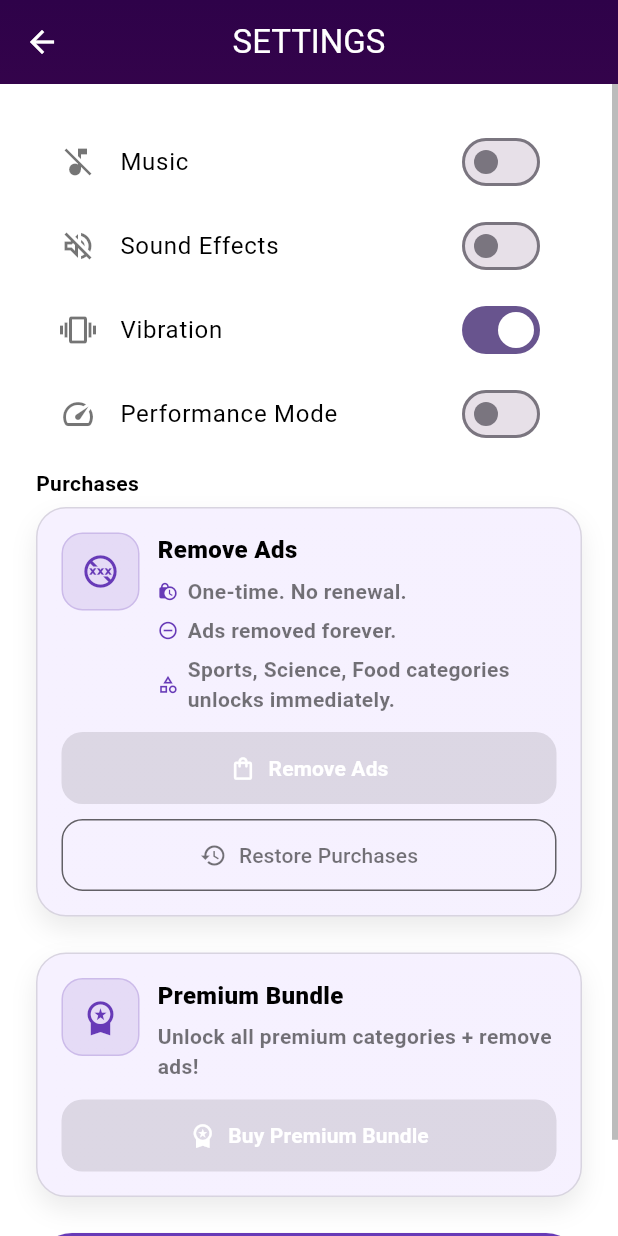
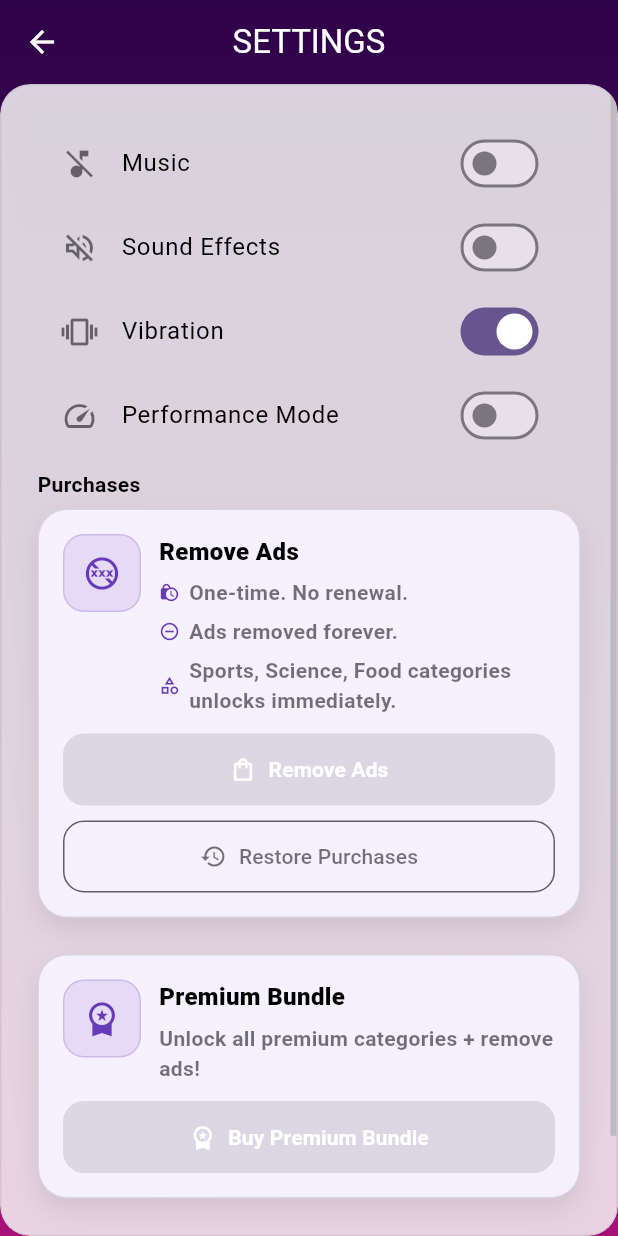
Before and after one commit to dogukan0055/taboo, a Flutter app: the SettingsScreen screen opened directly, on a phone screen of 412 x 824 dp. Run offline on Flutter 3.47's test engine with Material 3 defaults, Android fonts, the phone set to English and light mode, and no system bars; our stand-ins replace audioplayers, google_mobile_ads, in_app_purchase, lottie, share_plus, shared_preferences; missing offline and left inert: games_services; accounts and stored records are empty; project files that could hold a hidden picture were left out.

Commit message:
last touches

```diff
--- a/onu_soyleyemiyoruz/lib/sections/settings_sheet.dart
+++ b/onu_soyleyemiyoruz/lib/sections/settings_sheet.dart
@@ -61,7 +61,6 @@ class _SettingsScreenState extends State<SettingsScreen> {
       });
     }
 
-    final Color panelColor = isDark ? const Color(0xFF1D1A22) : Colors.white;
     final Color textColor = isDark ? Colors.white : Colors.black;
     final Color iconColor = isDark ? Colors.white70 : Colors.black54;
     final Color adsCardColor = isDark
@@ -95,14 +94,36 @@ class _SettingsScreenState extends State<SettingsScreen> {
         ),
       ),
       body: GameBackground(
-        child: Container(
-          color: panelColor,
         child: LayoutBuilder(
           builder: (context, constraints) {
-              final horizontalPadding = constraints.maxWidth < 380
-                  ? 16.0
-                  : 24.0;
-              return Scrollbar(
+            final horizontalPadding = constraints.maxWidth < 380 ? 16.0 : 24.0;
+            final Color surfaceColor = isDark
+                ? Colors.black.withValues(alpha: 0.32)
+                : Colors.white.withValues(alpha: 0.82);
+            final BorderRadius surfaceRadius = BorderRadius.circular(20);
+            return Center(
+              child: ConstrainedBox(
+                constraints: const BoxConstraints(maxWidth: 720),
+                child: ClipRRect(
+                  borderRadius: surfaceRadius,
+                  child: Container(
+                    decoration: BoxDecoration(
+                      color: surfaceColor,
+                      borderRadius: surfaceRadius,
+                      border: Border.all(
+                        color: isDark
+                            ? Colors.white24
+                            : Colors.black.withValues(alpha: 0.08),
+                      ),
+                      boxShadow: [
+                        BoxShadow(
+                          color: Colors.black.withValues(alpha: 0.25),
+                          blurRadius: 12,
+                          offset: const Offset(0, 8),
+                        ),
+                      ],
+                    ),
+                    child: Scrollbar(
                       controller: _scrollController,
                       thumbVisibility: true,
                       child: ListView(
@@ -111,7 +132,8 @@ class _SettingsScreenState extends State<SettingsScreen> {
                           horizontalPadding,
                           horizontalPadding,
                           horizontalPadding,
-                    horizontalPadding + MediaQuery.of(context).padding.bottom,
+                          horizontalPadding +
+                              MediaQuery.of(context).padding.bottom,
                         ),
                         children: [
                   SwitchListTile(
@@ -271,9 +293,7 @@ class _SettingsScreenState extends State<SettingsScreen> {
                       gradient: LinearGradient(
                         colors: [
                           adsCardColor,
-                            adsCardColor.withValues(
-                              alpha: isDark ? 0.92 : 0.98,
-                            ),
+                          adsCardColor.withValues(alpha: isDark ? 0.92 : 0.98),
                         ],
                         begin: Alignment.topLeft,
                         end: Alignment.bottomRight,
@@ -467,8 +487,7 @@ class _SettingsScreenState extends State<SettingsScreen> {
                                 final bool stackButtons = c.maxWidth < 400;
                                 final bool showRemoveAds = !game.adsRemoved;
                                 final removeAdsButton = ElevatedButton.icon(
-                                    onPressed:
-                                        !game.iapAvailable
+                                  onPressed: !game.iapAvailable
                                       ? null
                                       : () async {
                                           await game.playClick();
@@ -565,9 +584,7 @@ class _SettingsScreenState extends State<SettingsScreen> {
                       gradient: LinearGradient(
                         colors: [
                           adsCardColor,
-                            adsCardColor.withValues(
-                              alpha: isDark ? 0.92 : 0.98,
-                            ),
+                          adsCardColor.withValues(alpha: isDark ? 0.92 : 0.98),
                         ],
                         begin: Alignment.topLeft,
                         end: Alignment.bottomRight,
@@ -688,8 +705,7 @@ class _SettingsScreenState extends State<SettingsScreen> {
                                             Flexible(
                                               child: Text(
                                                 game.premiumBundlePrice!,
-                                                  overflow:
-                                                      TextOverflow.ellipsis,
+                                                overflow: TextOverflow.ellipsis,
                                                 style: TextStyle(
                                                   color: adsAccent,
                                                   fontWeight: FontWeight.bold,
@@ -764,9 +780,12 @@ class _SettingsScreenState extends State<SettingsScreen> {
                   ),
                 ],
               ),
+            ),
+          ),
+        ),
+      ),
     );
           },
-          ),
         ),
       ),
     );
```
Also changed, not shown: onu_soyleyemiyoruz/lib/game_provider.dart (+1 -25 lines). Lines whose indentation alone changed are shown as unchanged.
